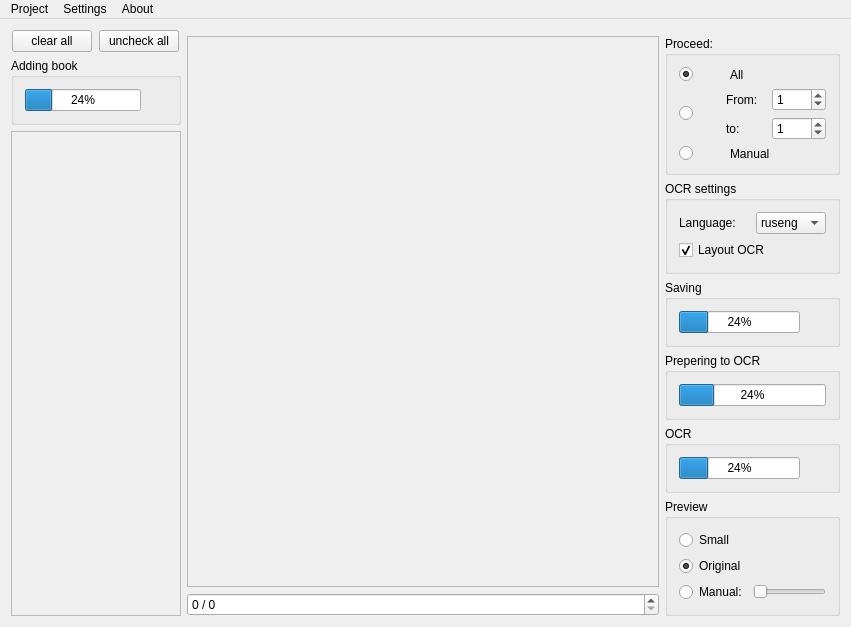
This is kbookocr.ui in b0noI/KBookOCR as Qt 5 draws it before an edit. The edited form follows.
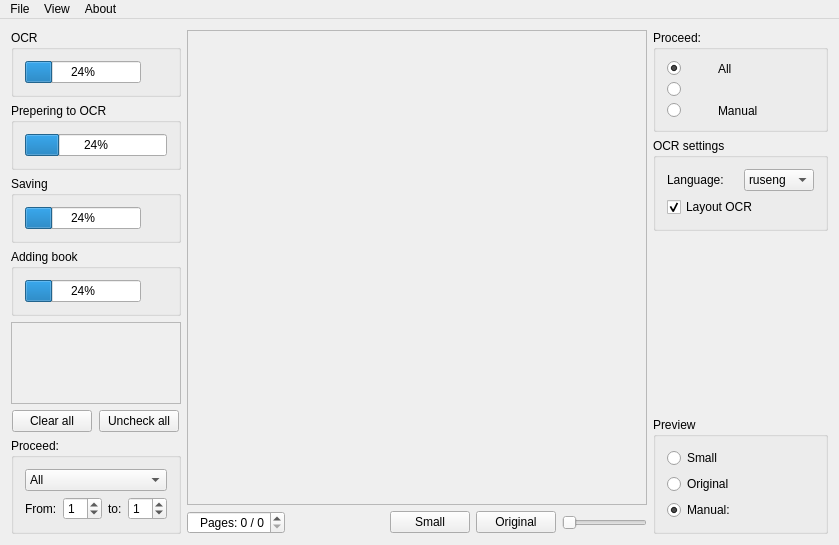
This is the edited form. Icons and pictures are not drawn.

Patch:
```diff
--- a/kbookocr.ui
+++ b/kbookocr.ui
@@ -6,8 +6,8 @@
    <rect>
     <x>0</x>
     <y>0</y>
-    <width>851</width>
-    <height>557</height>
+    <width>839</width>
+    <height>545</height>
    </rect>
   </property>
   <property name="sizePolicy">
@@ -31,7 +31,7 @@
   </property>
   <widget class="QWidget" name="centralWidget">
    <layout class="QGridLayout" name="gridLayout">
-    <item row="4" column="1">
+    <item row="3" column="1" rowspan="2">
      <layout class="QVBoxLayout" name="verticalLayout">
       <property name="sizeConstraint">
        <enum>QLayout::SetMaximumSize</enum>
@@ -55,8 +55,8 @@
           <rect>
            <x>0</x>
            <y>0</y>
-           <width>269</width>
-           <height>487</height>
+           <width>414</width>
+           <height>478</height>
           </rect>
          </property>
          <layout class="QVBoxLayout" name="verticalLayout_8">
@@ -111,24 +111,90 @@
        </widget>
       </item>
       <item>
-       <widget class="QSpinBox" name="spinBox_3">
-        <property name="sizePolicy">
-         <sizepolicy hsizetype="Preferred" vsizetype="Fixed">
-          <horstretch>0</horstretch>
-          <verstretch>0</verstretch>
-         </sizepolicy>
-        </property>
-        <property name="suffix">
-         <string> / 0</string>
-        </property>
-        <property name="prefix">
-         <string/>
-        </property>
-       </widget>
+       <layout class="QHBoxLayout" name="horizontalLayout_5">
+        <item>
+         <widget class="QSpinBox" name="spinBox_3">
+          <property name="sizePolicy">
+           <sizepolicy hsizetype="Preferred" vsizetype="Fixed">
+            <horstretch>0</horstretch>
+            <verstretch>0</verstretch>
+           </sizepolicy>
+          </property>
+          <property name="minimumSize">
+           <size>
+            <width>95</width>
+            <height>0</height>
+           </size>
+          </property>
+          <property name="alignment">
+           <set>Qt::AlignRight|Qt::AlignTrailing|Qt::AlignVCenter</set>
+          </property>
+          <property name="suffix">
+           <string> / 0</string>
+          </property>
+          <property name="prefix">
+           <string>Pages: </string>
+          </property>
+         </widget>
+        </item>
+        <item>
+         <spacer name="horizontalSpacer">
+          <property name="orientation">
+           <enum>Qt::Horizontal</enum>
+          </property>
+          <property name="sizeHint" stdset="0">
+           <size>
+            <width>40</width>
+            <height>20</height>
+           </size>
+          </property>
+         </spacer>
+        </item>
+        <item>
+         <widget class="QLabel" name="label_7">
+          <property name="text">
+           <string/>
+          </property>
+         </widget>
+        </item>
+        <item>
+         <widget class="QPushButton" name="pushButton_5">
+          <property name="text">
+           <string>Small</string>
+          </property>
+         </widget>
+        </item>
+        <item>
+         <widget class="QPushButton" name="pushButton_2">
+          <property name="text">
+           <string>Original</string>
+          </property>
+         </widget>
+        </item>
+        <item>
+         <widget class="QSlider" name="horizontalSlider">
+          <property name="maximumSize">
+           <size>
+            <width>120</width>
+            <height>16777215</height>
+           </size>
+          </property>
+          <property name="minimum">
+           <number>2</number>
+          </property>
+          <property name="maximum">
+           <number>100</number>
+          </property>
+          <property name="orientation">
+           <enum>Qt::Horizontal</enum>
+          </property>
+         </widget>
+        </item>
+       </layout>
       </item>
      </layout>
     </item>
-    <item row="4" column="2">
+    <item row="3" column="2" rowspan="2">
      <layout class="QVBoxLayout" name="verticalLayout_2">
       <property name="sizeConstraint">
        <enum>QLayout::SetMaximumSize</enum>
@@ -189,46 +255,10 @@
             </widget>
            </item>
            <item>
-            <layout class="QVBoxLayout" name="verticalLayout_4">
-             <item>
-              <widget class="QLabel" name="label_2">
-               <property name="text">
-                <string>From:</string>
-               </property>
-              </widget>
-             </item>
-             <item>
-              <widget class="QLabel" name="label">
-               <property name="text">
-                <string>to:</string>
-               </property>
-              </widget>
-             </item>
-            </layout>
+            <layout class="QVBoxLayout" name="verticalLayout_4"/>
            </item>
            <item>
-            <layout class="QVBoxLayout" name="verticalLayout_5">
-             <item>
-              <widget class="QSpinBox" name="spinBox">
-               <property name="maximum">
-                <number>1000</number>
-               </property>
-               <property name="value">
-                <number>1</number>
-               </property>
-              </widget>
-             </item>
-             <item>
-              <widget class="QSpinBox" name="spinBox_2">
-               <property name="maximum">
-                <number>1000</number>
-               </property>
-               <property name="value">
-                <number>1</number>
-               </property>
-              </widget>
-             </item>
-            </layout>
+            <layout class="QVBoxLayout" name="verticalLayout_5"/>
            </item>
           </layout>
          </item>
@@ -439,118 +469,7 @@
         </property>
         <property name="sizeHint" stdset="0">
          <size>
-          <width>20</width>
-          <height>40</height>
-         </size>
-        </property>
-       </spacer>
-      </item>
-      <item>
-       <widget class="QGroupBox" name="groupBox_7">
-        <property name="maximumSize">
-         <size>
-          <width>175</width>
-          <height>16777215</height>
-         </size>
-        </property>
-        <property name="title">
-         <string>Saving</string>
-        </property>
-        <layout class="QHBoxLayout" name="horizontalLayout_10">
-         <item>
-          <widget class="QProgressBar" name="progressBar_4">
-           <property name="value">
-            <number>24</number>
-           </property>
-          </widget>
-         </item>
-         <item>
-          <widget class="QPushButton" name="pushButton_12">
-           <property name="maximumSize">
-            <size>
-             <width>20</width>
-             <height>16777215</height>
-            </size>
-           </property>
-           <property name="text">
-            <string/>
-           </property>
-           <property name="flat">
-            <bool>true</bool>
-           </property>
-          </widget>
-         </item>
-        </layout>
-       </widget>
-      </item>
-      <item>
-       <widget class="QGroupBox" name="groupBox_5">
-        <property name="maximumSize">
-         <size>
-          <width>175</width>
-          <height>16777215</height>
-         </size>
-        </property>
-        <property name="title">
-         <string>Prepering to OCR</string>
-        </property>
-        <layout class="QHBoxLayout" name="horizontalLayout_9">
-         <item>
-          <widget class="QProgressBar" name="progressBar_3">
-           <property name="value">
-            <number>24</number>
-           </property>
-          </widget>
-         </item>
-        </layout>
-       </widget>
-      </item>
-      <item>
-       <widget class="QGroupBox" name="groupBox_4">
-        <property name="maximumSize">
-         <size>
-          <width>175</width>
-          <height>16777215</height>
-         </size>
-        </property>
-        <property name="title">
-         <string>OCR</string>
-        </property>
-        <layout class="QHBoxLayout" name="horizontalLayout_7">
-         <item>
-          <widget class="QProgressBar" name="progressBar_2">
-           <property name="value">
-            <number>24</number>
-           </property>
-          </widget>
-         </item>
-         <item>
-          <widget class="QPushButton" name="pushButton_4">
-           <property name="maximumSize">
-            <size>
-             <width>20</width>
-             <height>16777215</height>
-            </size>
-           </property>
-           <property name="text">
-            <string/>
-           </property>
-           <property name="flat">
-            <bool>true</bool>
-           </property>
-          </widget>
-         </item>
-        </layout>
-       </widget>
-      </item>
-      <item>
-       <spacer name="verticalSpacer">
-        <property name="orientation">
-         <enum>Qt::Vertical</enum>
-        </property>
-        <property name="sizeHint" stdset="0">
-         <size>
-          <width>20</width>
+          <width>0</width>
           <height>40</height>
          </size>
         </property>
@@ -560,7 +479,7 @@
        <widget class="QGroupBox" name="groupBox_6">
         <property name="minimumSize">
          <size>
-          <width>175</width>
+          <width>0</width>
           <height>0</height>
          </size>
         </property>
@@ -587,7 +506,7 @@
             <string>Original</string>
            </property>
            <property name="checked">
-            <bool>true</bool>
+            <bool>false</bool>
            </property>
           </widget>
          </item>
@@ -598,18 +517,8 @@
              <property name="text">
               <string>Manual:</string>
              </property>
-            </widget>
-           </item>
-           <item>
-            <widget class="QSlider" name="horizontalSlider">
-             <property name="minimum">
-              <number>2</number>
-             </property>
-             <property name="maximum">
-              <number>100</number>
-             </property>
-             <property name="orientation">
-              <enum>Qt::Horizontal</enum>
+             <property name="checked">
+              <bool>true</bool>
              </property>
             </widget>
            </item>
@@ -623,46 +532,102 @@
     <item row="3" column="0" rowspan="2">
      <layout class="QVBoxLayout" name="verticalLayout_6">
       <item>
-       <layout class="QHBoxLayout" name="horizontalLayout_11">
-        <item>
-         <widget class="QPushButton" name="pushButton">
-          <property name="minimumSize">
-           <size>
-            <width>0</width>
-            <height>0</height>
-           </size>
-          </property>
-          <property name="maximumSize">
-           <size>
-            <width>80</width>
-            <height>16777215</height>
-           </size>
-          </property>
-          <property name="text">
-           <string>clear all</string>
-          </property>
-         </widget>
-        </item>
-        <item>
-         <widget class="QPushButton" name="pushButton_9">
-          <property name="minimumSize">
-           <size>
-            <width>0</width>
-            <height>0</height>
-           </size>
-          </property>
-          <property name="maximumSize">
-           <size>
-            <width>80</width>
-            <height>16777215</height>
-           </size>
-          </property>
-          <property name="text">
-           <string>uncheck all</string>
-          </property>
-         </widget>
-        </item>
-       </layout>
+       <widget class="QGroupBox" name="groupBox_4">
+        <property name="maximumSize">
+         <size>
+          <width>170</width>
+          <height>16777215</height>
+         </size>
+        </property>
+        <property name="title">
+         <string>OCR</string>
+        </property>
+        <layout class="QHBoxLayout" name="horizontalLayout_7">
+         <item>
+          <widget class="QProgressBar" name="progressBar_2">
+           <property name="value">
+            <number>24</number>
+           </property>
+          </widget>
+         </item>
+         <item>
+          <widget class="QPushButton" name="pushButton_4">
+           <property name="maximumSize">
+            <size>
+             <width>20</width>
+             <height>16777215</height>
+            </size>
+           </property>
+           <property name="text">
+            <string/>
+           </property>
+           <property name="flat">
+            <bool>true</bool>
+           </property>
+          </widget>
+         </item>
+        </layout>
+       </widget>
+      </item>
+      <item>
+       <widget class="QGroupBox" name="groupBox_5">
+        <property name="maximumSize">
+         <size>
+          <width>170</width>
+          <height>16777215</height>
+         </size>
+        </property>
+        <property name="title">
+         <string>Prepering to OCR</string>
+        </property>
+        <layout class="QHBoxLayout" name="horizontalLayout_9">
+         <item>
+          <widget class="QProgressBar" name="progressBar_3">
+           <property name="value">
+            <number>24</number>
+           </property>
+          </widget>
+         </item>
+        </layout>
+       </widget>
+      </item>
+      <item>
+       <widget class="QGroupBox" name="groupBox_7">
+        <property name="maximumSize">
+         <size>
+          <width>170</width>
+          <height>16777215</height>
+         </size>
+        </property>
+        <property name="title">
+         <string>Saving</string>
+        </property>
+        <layout class="QHBoxLayout" name="horizontalLayout_10">
+         <item>
+          <widget class="QProgressBar" name="progressBar_4">
+           <property name="value">
+            <number>24</number>
+           </property>
+          </widget>
+         </item>
+         <item>
+          <widget class="QPushButton" name="pushButton_12">
+           <property name="maximumSize">
+            <size>
+             <width>20</width>
+             <height>16777215</height>
+            </size>
+           </property>
+           <property name="text">
+            <string/>
+           </property>
+           <property name="flat">
+            <bool>true</bool>
+           </property>
+          </widget>
+         </item>
+        </layout>
+       </widget>
       </item>
       <item>
        <widget class="QGroupBox" name="groupBox">
@@ -722,6 +687,9 @@
           <height>16777215</height>
          </size>
         </property>
+        <property name="horizontalScrollBarPolicy">
+         <enum>Qt::ScrollBarAlwaysOff</enum>
+        </property>
         <property name="widgetResizable">
          <bool>true</bool>
         </property>
@@ -731,7 +699,7 @@
            <x>0</x>
            <y>0</y>
            <width>166</width>
-           <height>434</height>
+           <height>168</height>
           </rect>
          </property>
          <layout class="QVBoxLayout" name="verticalLayout_3">
@@ -756,6 +724,120 @@
         </widget>
        </widget>
       </item>
+      <item>
+       <layout class="QHBoxLayout" name="horizontalLayout_11">
+        <item>
+         <widget class="QPushButton" name="pushButton">
+          <property name="minimumSize">
+           <size>
+            <width>0</width>
+            <height>0</height>
+           </size>
+          </property>
+          <property name="maximumSize">
+           <size>
+            <width>80</width>
+            <height>16777215</height>
+           </size>
+          </property>
+          <property name="text">
+           <string>Clear all</string>
+          </property>
+         </widget>
+        </item>
+        <item>
+         <widget class="QPushButton" name="pushButton_9">
+          <property name="minimumSize">
+           <size>
+            <width>0</width>
+            <height>0</height>
+           </size>
+          </property>
+          <property name="maximumSize">
+           <size>
+            <width>80</width>
+            <height>16777215</height>
+           </size>
+          </property>
+          <property name="text">
+           <string>Uncheck all</string>
+          </property>
+         </widget>
+        </item>
+       </layout>
+      </item>
+      <item>
+       <widget class="QGroupBox" name="groupBox_8">
+        <property name="maximumSize">
+         <size>
+          <width>170</width>
+          <height>16777215</height>
+         </size>
+        </property>
+        <property name="title">
+         <string>Proceed:</string>
+        </property>
+        <layout class="QVBoxLayout" name="verticalLayout_11">
+         <item>
+          <widget class="QComboBox" name="pageComboBox">
+           <item>
+            <property name="text">
+             <string>All</string>
+            </property>
+           </item>
+           <item>
+            <property name="text">
+             <string>From/To</string>
+            </property>
+           </item>
+           <item>
+            <property name="text">
+             <string>Manual</string>
+            </property>
+           </item>
+          </widget>
+         </item>
+         <item>
+          <layout class="QHBoxLayout" name="horizontalLayout_12">
+           <item>
+            <widget class="QLabel" name="label_2">
+             <property name="text">
+              <string>From:</string>
+             </property>
+            </widget>
+           </item>
+           <item>
+            <widget class="QSpinBox" name="spinBox">
+             <property name="maximum">
+              <number>1000</number>
+             </property>
+             <property name="value">
+              <number>1</number>
+             </property>
+            </widget>
+           </item>
+           <item>
+            <widget class="QLabel" name="label">
+             <property name="text">
+              <string>to:</string>
+             </property>
+            </widget>
+           </item>
+           <item>
+            <widget class="QSpinBox" name="spinBox_2">
+             <property name="maximum">
+              <number>1000</number>
+             </property>
+             <property name="value">
+              <number>1</number>
+             </property>
+            </widget>
+           </item>
+          </layout>
+         </item>
+        </layout>
+       </widget>
+      </item>
      </layout>
     </item>
    </layout>
@@ -765,13 +847,13 @@
     <rect>
      <x>0</x>
      <y>0</y>
-     <width>851</width>
+     <width>839</width>
      <height>20</height>
     </rect>
    </property>
    <widget class="QMenu" name="menuFile">
     <property name="title">
-     <string>Project</string>
+     <string>File</string>
     </property>
     <widget class="QMenu" name="menuOCR_to">
      <property name="title">
@@ -805,7 +887,7 @@
    </widget>
    <widget class="QMenu" name="menuSettings">
     <property name="title">
-     <string>Settings</string>
+     <string>View</string>
     </property>
     <addaction name="actionTool_box"/>
    </widget>
```
Left out of the diff: 24 changed lines with no effect on the pictures.
